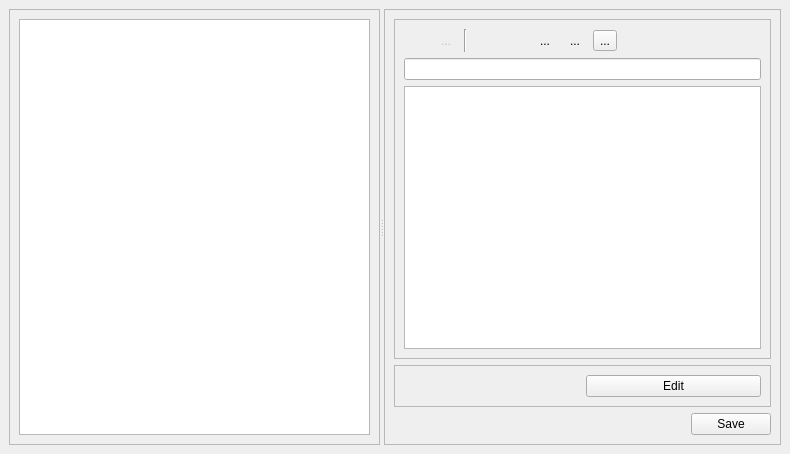
Qt form src/ui/noteseditor.ui (metaxy/openBibleViewer) before a commit.
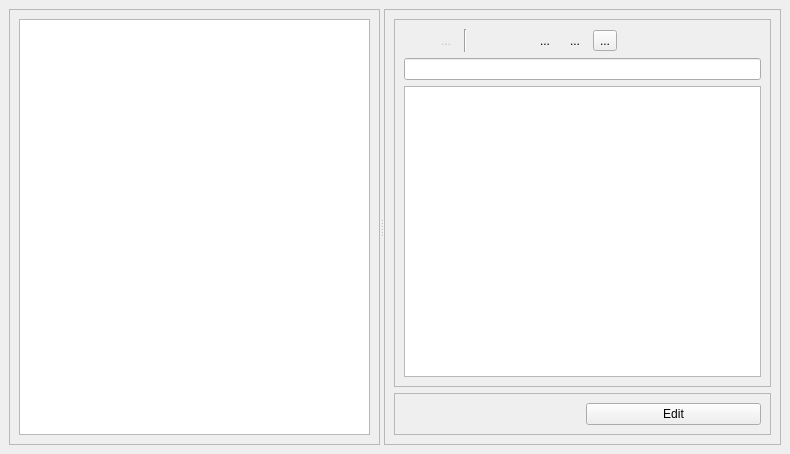
The same form after that commit. Icons and pictures are not drawn.

```diff
--- a/src/ui/noteseditor.ui
+++ b/src/ui/noteseditor.ui
@@ -237,34 +237,6 @@
           </layout>
          </widget>
         </item>
-        <item>
-         <layout class="QHBoxLayout" name="horizontalLayout_3">
-          <item>
-           <spacer name="horizontalSpacer_2">
-            <property name="orientation">
-             <enum>Qt::Horizontal</enum>
-            </property>
-            <property name="sizeHint" stdset="0">
-             <size>
-              <width>40</width>
-              <height>20</height>
-             </size>
-            </property>
-           </spacer>
-          </item>
-          <item>
-           <widget class="QPushButton" name="pushButton_note_save">
-            <property name="text">
-             <string>Save</string>
-            </property>
-            <property name="icon">
-             <iconset resource="../icons.qrc">
-              <normaloff>:/icons/16x16/document-save.png</normaloff>:/icons/16x16/document-save.png</iconset>
-            </property>
-           </widget>
-          </item>
-         </layout>
-        </item>
        </layout>
       </widget>
      </widget>
```
Left out of the diff: 4 changed lines with no effect on the pictures.
